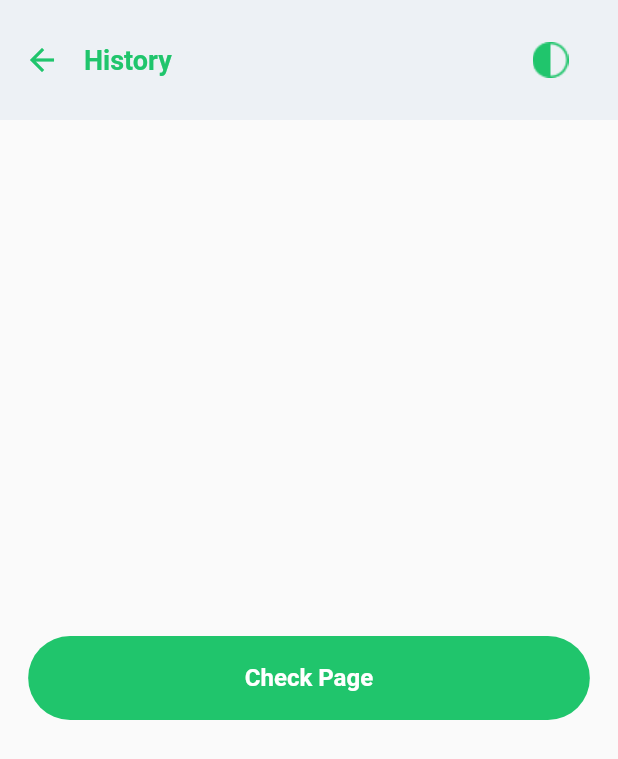
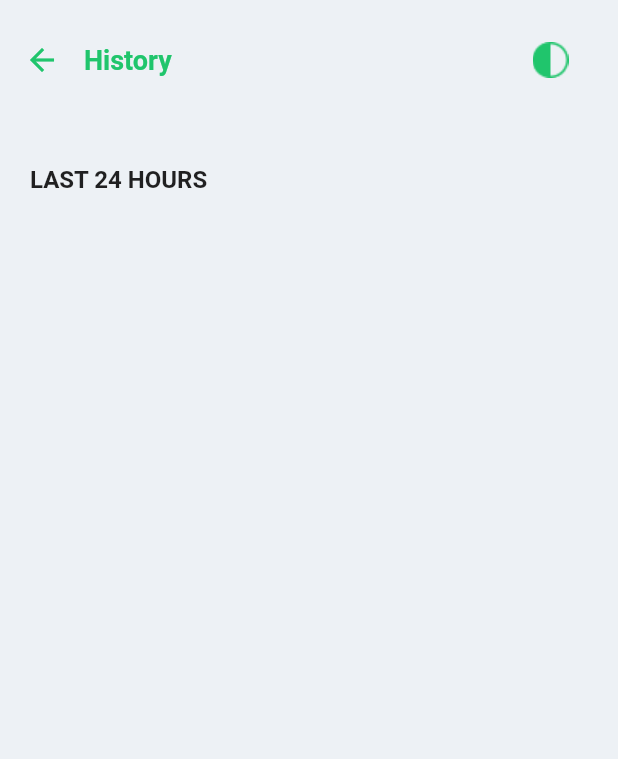
Before and after one commit to Rahat7288/Fitness-Tracker-, a Flutter app: the HistoryPage screen opened directly, on a phone screen of 412 x 824 dp. Shown: the top 759 px of the screen. Run offline on Flutter 3.47's test engine with Material 2 defaults, Android fonts, the phone set to English and light mode, and no system bars; our stand-ins replace bloc, equatable, flutter_bloc; Roboto replaces fonts that are missing (Manrope).

Commit message:
initial package update done

```diff
--- a/lib/constants/resposive.dart
+++ b/lib/constants/resposive.dart
@@ -1,5 +1,3 @@
-import 'package:flutter/material.dart';
-
 import 'package:flutter/material.dart';
 
 class ResponsiveLayout extends StatelessWidget {
--- a/lib/cubits/set_target/set_target_cubit.dart
+++ b/lib/cubits/set_target/set_target_cubit.dart
@@ -1,3 +1,4 @@
+// ignore: depend_on_referenced_packages
 import 'package:bloc/bloc.dart';
 import 'package:equatable/equatable.dart';
 
--- a/lib/cubits/theme_change/theme_change_cubit.dart
+++ b/lib/cubits/theme_change/theme_change_cubit.dart
@@ -1,3 +1,4 @@
+// ignore: depend_on_referenced_packages
 import 'package:bloc/bloc.dart';
 import 'package:equatable/equatable.dart';
 
--- a/lib/cubits/theme_change/theme_change_state.dart
+++ b/lib/cubits/theme_change/theme_change_state.dart
@@ -7,7 +7,6 @@ abstract class ThemeChangeState extends Equatable {
 
 class ThemeChangeInitiat extends ThemeChangeState {
   @override
-  // TODO: implement props
   List<Object?> get props => [];
 }
 
@@ -17,6 +16,5 @@ class ThemeChange extends ThemeChangeState {
     required this.buttonBool,
   });
   @override
-  // TODO: implement props
   List<Object?> get props => [buttonBool];
 }
--- a/lib/pages/congrats_page/congrates_layout/congrates_page1_tab.dart
+++ b/lib/pages/congrats_page/congrates_layout/congrates_page1_tab.dart
@@ -35,7 +35,7 @@ class CongratesPage1Tab extends StatelessWidget {
                 width: 114,
               ),
             ),
-            actions: [ThemeButton1()],
+            actions: [themeButton1()],
           ),
           body: Padding(
             padding: const EdgeInsets.symmetric(horizontal: 20, vertical: 10),
--- a/lib/pages/congrats_page/congrates_layout/congrates_page2-mobile.dart
+++ b/lib/pages/congrats_page/congrates_layout/congrates_page2-mobile.dart
@@ -35,7 +35,7 @@ class CongratsPage2Mobile extends StatelessWidget {
                 width: 114,
               ),
             ),
-            actions: [ThemeButton1()],
+            actions: [themeButton1()],
           ),
           body: Padding(
             padding: const EdgeInsets.symmetric(horizontal: 20, vertical: 20),
--- a/lib/pages/congrats_page/congrates_layout/congrats_page1_mobile.dart
+++ b/lib/pages/congrats_page/congrates_layout/congrats_page1_mobile.dart
@@ -35,7 +35,7 @@ class CongratsPage1Mobile extends StatelessWidget {
                 width: 114,
               ),
             ),
-            actions: [ThemeButton1()],
+            actions: [themeButton1()],
           ),
           body: Padding(
             padding: const EdgeInsets.symmetric(horizontal: 20, vertical: 20),
--- a/lib/pages/congrats_page/congrates_layout/congrats_page2_tab.dart
+++ b/lib/pages/congrats_page/congrates_layout/congrats_page2_tab.dart
@@ -35,7 +35,7 @@ class CongratsPage2Tab extends StatelessWidget {
                 width: 114,
               ),
             ),
-            actions: [ThemeButton1()],
+            actions: [themeButton1()],
           ),
           body: Padding(
             padding: const EdgeInsets.symmetric(horizontal: 20, vertical: 10),
--- a/lib/pages/history_page/history_page.dart
+++ b/lib/pages/history_page/history_page.dart
@@ -1,12 +1,8 @@
-import 'package:elo_task/pages/congrats_page/congrats_page1.dart';
-import 'package:elo_task/widgets/custom_button1.dart';
 import 'package:flutter/material.dart';
 import 'package:flutter_bloc/flutter_bloc.dart';
-
 import '../../constants/custom_colors.dart';
 import '../../cubits/theme_change/theme_change_cubit.dart';
 import '../../widgets/theme_button1.dart';
-import '../congrats_page/congrats_page2.dart';
 
 class HistoryPage extends StatelessWidget {
   const HistoryPage({Key? key}) : super(key: key);
@@ -16,6 +12,9 @@ class HistoryPage extends StatelessWidget {
     return BlocBuilder<ThemeChangeCubit, ThemeChangeState>(
       builder: (context, state) {
         return Scaffold(
+            backgroundColor: (state is ThemeChange)
+                ? CustomColors.darkBackground
+                : CustomColors.darkGray,
             appBar: AppBar(
               toolbarHeight: 80.0,
               backgroundColor: (state is ThemeChange)
@@ -34,23 +33,33 @@ class HistoryPage extends StatelessWidget {
               actions: [
                 Padding(
                   padding: const EdgeInsets.only(right: 20),
-                child: ThemeButton1(),
+                  child: themeButton1(),
                 )
               ],
             ),
-          body: Center(
-              child: CustomButton1(
-            press: () => Navigator.push(
-                context,
-                MaterialPageRoute(
-                  builder: (context) => CongratsPage2(),
-                )),
-            buttonName: "Check Page",
-          )),
-        );
+            body: Container(
+              height: MediaQuery.of(context).size.height,
+              width: MediaQuery.of(context).size.width,
+              padding: const EdgeInsets.symmetric(
+                horizontal: 20,
+                vertical: 30,
+              ),
+              child: Column(
+                crossAxisAlignment: CrossAxisAlignment.start,
+                children: [
+                  Text(
+                    "LAST 24 HOURS",
+                    style: TextStyle(
+                      fontSize: 16,
+                      fontWeight: FontWeight.w600,
+                    ),
+                  )
+                ],
+              ),
+            ));
       },
     );
   }
 }
 
-class CongratesPage2 {}
+// class CongratesPage2 {}
--- a/lib/pages/home_page/home_layouts/home_mobile.dart
+++ b/lib/pages/home_page/home_layouts/home_mobile.dart
@@ -34,7 +34,7 @@ class HomeMobile extends StatelessWidget {
                   width: 114,
                 ),
               ),
-              actions: [ThemeButton1()],
+              actions: [themeButton1()],
             ),
             body: Container(
               // padding: const EdgeInsets.symmetric(horizontal: 20.0),
--- a/lib/pages/landing_page/landing_page_layout/first_landing_tab.dart
+++ b/lib/pages/landing_page/landing_page_layout/first_landing_tab.dart
@@ -5,7 +5,6 @@ import '../../../constants/custom_colors.dart';
 import '../../../cubits/theme_change/theme_change_cubit.dart';
 import '../../../widgets/custom_button1.dart';
 import '../../../widgets/custom_button2.dart';
-import '../../../widgets/theme_button1.dart';
 import '../../../widgets/theme_button2.dart';
 import '../../history_page/history_page.dart';
 
--- a/lib/pages/landing_page/landing_page_layout/second_landing_mobile.dart
+++ b/lib/pages/landing_page/landing_page_layout/second_landing_mobile.dart
@@ -7,9 +7,8 @@ import '../../../cubits/theme_change/theme_change_cubit.dart';
 import '../../../widgets/custom_button1.dart';
 import '../../../widgets/custom_button2.dart';
 import '../../../widgets/theme_button2.dart';
-import '../../../widgets/track_slider.dart';
+
 import '../../history_page/history_page.dart';
-import '../second_landing_page.dart';
 
 class SecondLandingMobile extends StatefulWidget {
   const SecondLandingMobile({super.key});
--- a/lib/widgets/custom_button1.dart
+++ b/lib/widgets/custom_button1.dart
@@ -34,6 +34,5 @@ class CustomButton1 extends StatelessWidget {
         ),
       ),
     );
-    ;
   }
 }
--- a/lib/widgets/custom_button2.dart
+++ b/lib/widgets/custom_button2.dart
@@ -35,6 +35,5 @@ class CustomButton2 extends StatelessWidget {
         ),
       ),
     );
-    ;
   }
 }
--- a/lib/widgets/theme_button1.dart
+++ b/lib/widgets/theme_button1.dart
@@ -4,7 +4,7 @@ import 'package:flutter_bloc/flutter_bloc.dart';
 
 import '../cubits/theme_change/theme_change_cubit.dart';
 
-Widget ThemeButton1() {
+Widget themeButton1() {
   return BlocBuilder<ThemeChangeCubit, ThemeChangeState>(
     builder: (context, state) {
       return GestureDetector(
--- a/pubspec.yaml
+++ b/pubspec.yaml
@@ -39,6 +39,9 @@ dependencies:
   flutter_bloc: ^8.1.2
   equatable: ^2.0.5
   uuid: ^3.0.7
+  sqflite: ^2.2.7
+  location: ^4.4.0
+  mobility_features: ^3.1.0
   # custom_slider: ^0.0.3
 
 dev_dependencies:
```
Also changed, not shown: lib/pages/landing_page/landing_page_layout/second_landing_tab.dart (+5 -5 lines), lib/db/db.dart (added), pubspec.lock, 5 other files. Lines whose indentation alone changed are shown as unchanged.
